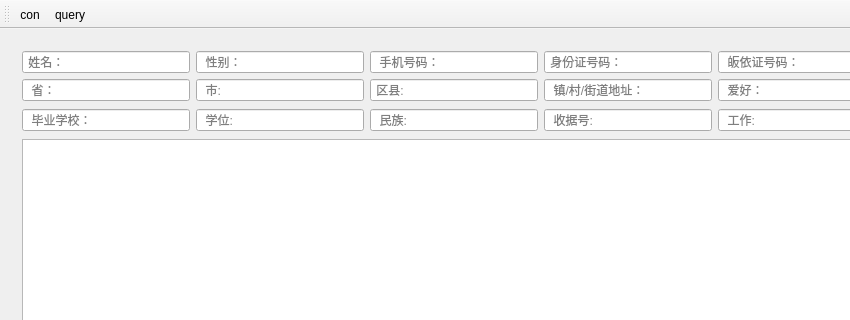
First picture: the form in mainwindow.ui, repository crouse/Guiyi, before the edit; both pictures show x 0 to 850 and y 0 to 320 of the 1082 by 557 pixel window.
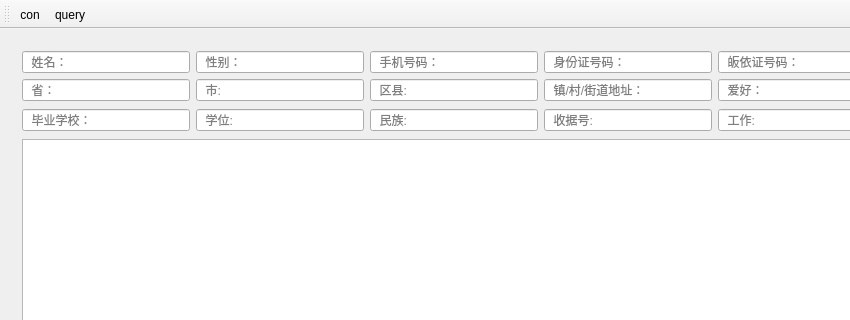
Second picture: the form after the edit. Icons and pictures are not drawn.

```diff
--- a/mainwindow.ui
+++ b/mainwindow.ui
@@ -51,7 +51,7 @@
           <item row="0" column="3">
            <widget class="QLineEdit" name="lineEdit_personnel_id">
             <property name="placeholderText">
-             <string> 身份证号码：</string>
+             <string>  身份证号码：</string>
             </property>
            </widget>
           </item>
@@ -65,7 +65,7 @@
           <item row="0" column="0">
            <widget class="QLineEdit" name="lineEdit_name">
             <property name="placeholderText">
-             <string> 姓名：</string>
+             <string>  姓名：</string>
             </property>
            </widget>
           </item>
@@ -86,7 +86,7 @@
           <item row="1" column="2">
            <widget class="QLineEdit" name="lineEdit_district">
             <property name="placeholderText">
-             <string> 区县:</string>
+             <string>  区县:</string>
             </property>
            </widget>
           </item>
```
